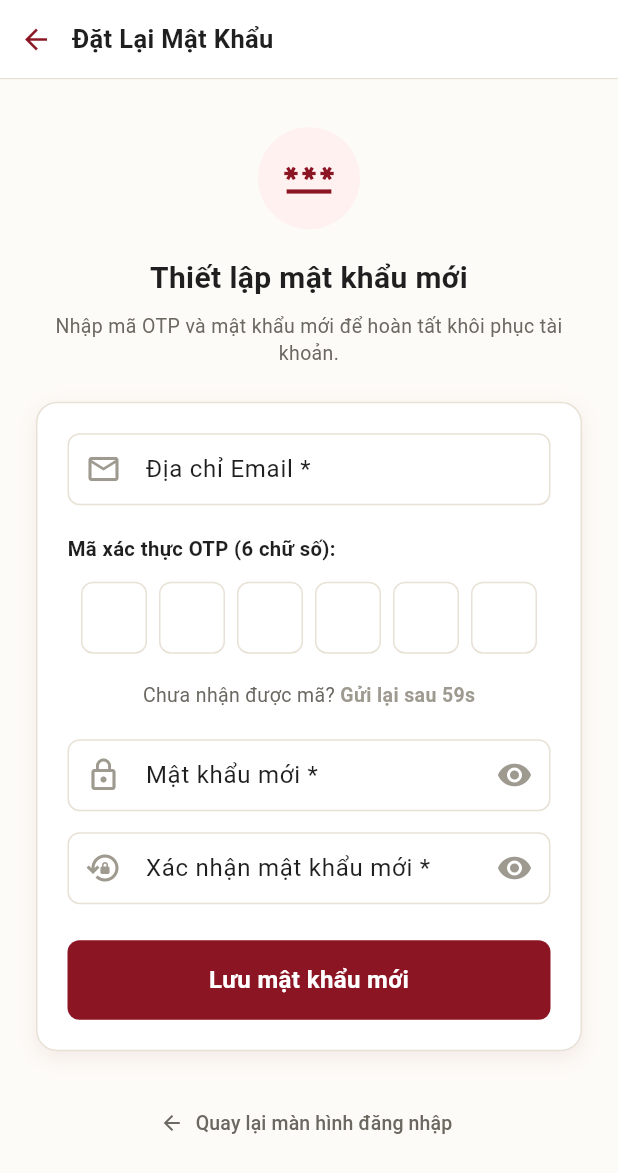
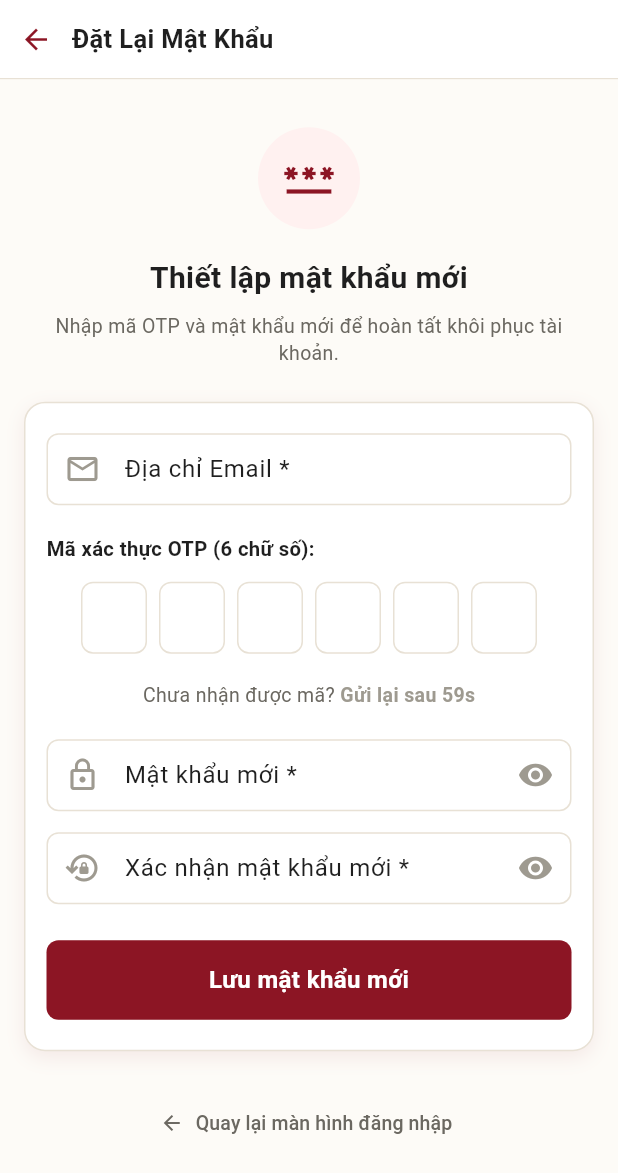
Before and after one commit to tkiennt/mooncake-ecommerce-mobile, a Flutter app: the ResetPasswordScreen screen opened by its route, on a phone screen of 412 x 824 dp. Shown: the top 1173 px of the screen. Run offline on Flutter 3.47's test engine with Material 3 defaults, Android fonts, the phone set to English and light mode, and no system bars; our stand-ins replace cached_network_image, dio, flutter_riverpod, flutter_secure_storage, go_router, shared_preferences and 1 more; missing offline and left inert: signalr_netcore; accounts and stored records are empty; network calls fail.

Commit message:
fix(mobile): remove overflow on otp, delivery and rfq list

```diff
--- a/lib/features/auth/reset_password_screen.dart
+++ b/lib/features/auth/reset_password_screen.dart
@@ -149,7 +149,7 @@ class _ResetPasswordScreenState extends ConsumerState<ResetPasswordScreen> {
       backgroundColor: AppColors.background,
       appBar: const AppHeader(title: 'Đặt Lại Mật Khẩu', showBack: true),
       body: SingleChildScrollView(
-        padding: const EdgeInsets.symmetric(horizontal: 24, vertical: 20),
+        padding: const EdgeInsets.symmetric(horizontal: 16, vertical: 20),
         child: Column(
           crossAxisAlignment: CrossAxisAlignment.stretch,
           children: [
@@ -186,7 +186,7 @@ class _ResetPasswordScreenState extends ConsumerState<ResetPasswordScreen> {
             const SizedBox(height: 24),
 
             Container(
-              padding: const EdgeInsets.all(20),
+              padding: const EdgeInsets.symmetric(horizontal: 14, vertical: 20),
               decoration: BoxDecoration(
                 color: AppColors.surface,
                 borderRadius: BorderRadius.circular(AppTokens.lucianRadiusLg),
@@ -260,13 +260,16 @@ class _ResetPasswordScreenState extends ConsumerState<ResetPasswordScreen> {
                     ),
                   ),
                   const SizedBox(height: 12),
-                  AntdOtpInput(
+                  FittedBox(
+                    fit: BoxFit.scaleDown,
+                    child: AntdOtpInput(
                       length: 6,
                       countdownSeconds: 60,
                       onComplete: (otp) {
                         _otpCode = otp;
                       },
                       onResend: _handleResend,
+                    ),
                   ),
                   const SizedBox(height: 20),
 
```
Also changed, not shown: lib/features/auth/verify_email_screen.dart (+6 -3 lines), lib/features/b2b/delivery_pod_screen.dart (+12 -2 lines), lib/features/b2b/rfq_list_screen.dart (+17 -5 lines). Lines whose indentation alone changed are shown as unchanged.
